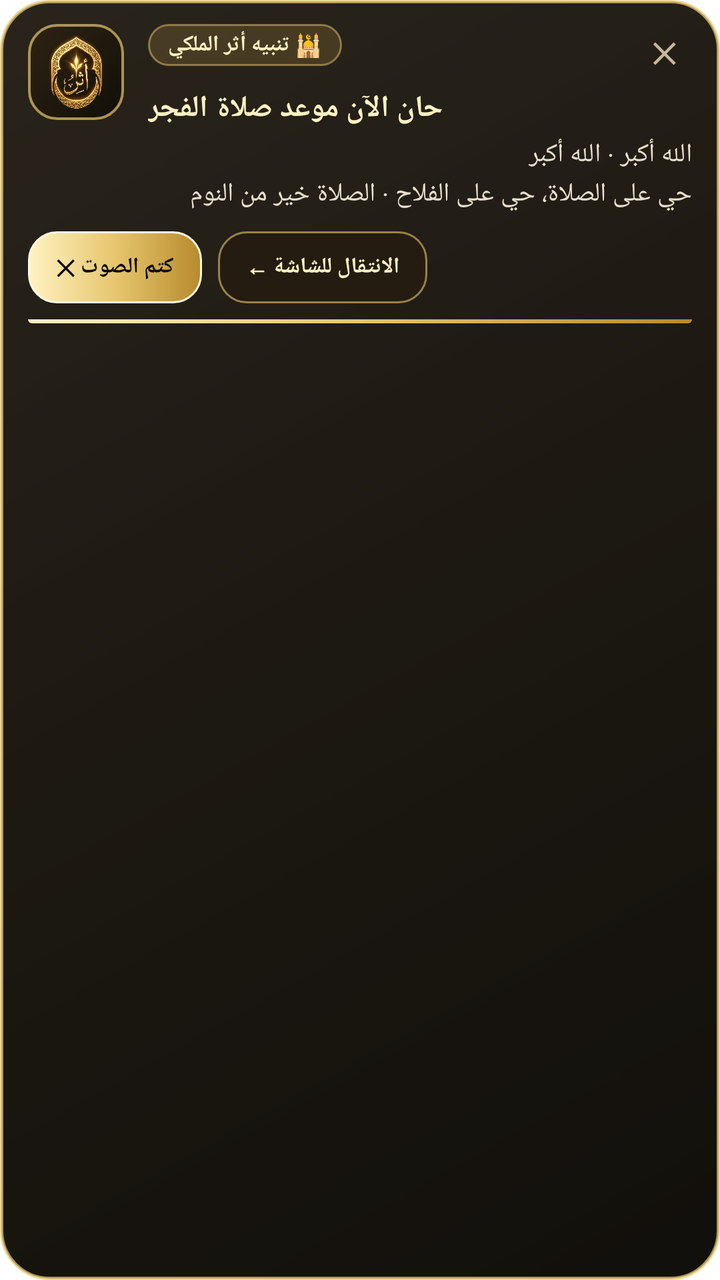
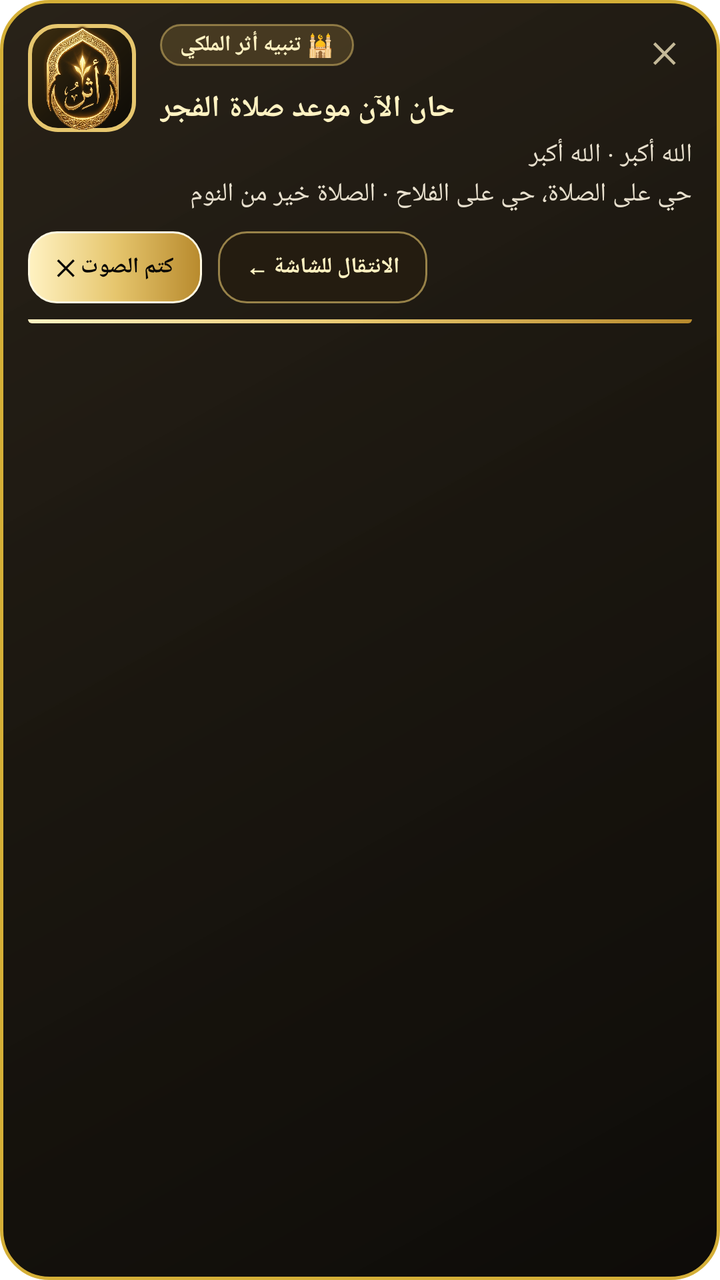

Compare the two renders of this Android layout. The source of the first and the diff that turns it into the second are given below.
<!-- AndroidManifest.xml: fallback theme Theme.MaterialComponents.DayNight.NoActionBar -->
<!-- res/layout/notification_royal_expanded.xml -->
<?xml version="1.0" encoding="utf-8"?>
<LinearLayout xmlns:android="http://schemas.android.com/apk/res/android"
    android:id="@+id/layoutRoyalNotifExpanded"
    android:layout_width="match_parent"
    android:layout_height="wrap_content"
    android:background="@drawable/royal_overlay_card_bg"
    android:orientation="vertical"
    android:paddingStart="14dp"
    android:paddingEnd="14dp"
    android:paddingTop="12dp"
    android:paddingBottom="10dp">

    
    <LinearLayout
        android:layout_width="match_parent"
        android:layout_height="wrap_content"
        android:orientation="horizontal"
        android:gravity="top">

        
        <FrameLayout
            android:layout_width="48dp"
            android:layout_height="48dp"
            android:background="@drawable/royal_logo_frame_bg"
            android:padding="5dp"
            android:layout_gravity="top">

            <ImageView
                android:id="@+id/ivNotifLogo"
                android:layout_width="match_parent"
                android:layout_height="match_parent"
                android:contentDescription="شعار أثر"
                android:scaleType="fitCenter"
                android:src="@drawable/icon_logo" />
        </FrameLayout>

        
        <LinearLayout
            android:layout_width="0dp"
            android:layout_height="wrap_content"
            android:layout_weight="1"
            android:layout_marginStart="12dp"
            android:orientation="vertical">

            
            <RelativeLayout
                android:layout_width="match_parent"
                android:layout_height="wrap_content">

                <TextView
                    android:id="@+id/tvNotifBadge"
                    android:layout_width="wrap_content"
                    android:layout_height="wrap_content"
                    android:layout_alignParentStart="true"
                    android:background="@drawable/royal_badge_bg"
                    android:paddingHorizontal="10dp"
                    android:paddingVertical="3dp"
                    android:text="🕌 تنبيه أثر الملكي"
                    android:textColor="#FFF2C2"
                    android:textSize="11sp"
                    android:textStyle="bold" />

                <TextView
                    android:id="@+id/btnNotifClose"
                    android:layout_width="28dp"
                    android:layout_height="28dp"
                    android:layout_alignParentEnd="true"
                    android:gravity="center"
                    android:text="✕"
                    android:textColor="#C4B998"
                    android:textSize="14sp"
                    android:textStyle="bold" />
            </RelativeLayout>

            
            <TextView
                android:id="@+id/tvNotifTitle"
                android:layout_width="wrap_content"
                android:layout_height="wrap_content"
                android:layout_marginTop="4dp"
                android:text="حان الآن موعد صلاة الفجر"
                android:textColor="#FFF2C2"
                android:textSize="15sp"
                android:textStyle="bold" />

            
            <TextView
                android:id="@+id/tvNotifBody"
                android:layout_width="match_parent"
                android:layout_height="wrap_content"
                android:layout_marginTop="4dp"
                android:lineSpacingExtra="2dp"
                android:maxLines="5"
                android:text="الله أكبر · الله أكبر\nحي على الصلاة، حي على الفلاح · الصلاة خير من النوم"
                android:textColor="#E8E0CE"
                android:textSize="13sp" />

        </LinearLayout>
    </LinearLayout>

    
    <LinearLayout
        android:layout_width="match_parent"
        android:layout_height="wrap_content"
        android:layout_marginTop="10dp"
        android:gravity="center_vertical"
        android:orientation="horizontal">

        
        <TextView
            android:id="@+id/btnNotifAudio"
            android:layout_width="wrap_content"
            android:layout_height="36dp"
            android:background="@drawable/royal_gold_btn_bg"
            android:gravity="center"
            android:paddingHorizontal="14dp"
            android:text="كتم الصوت ✕"
            android:textColor="#080705"
            android:textSize="11sp"
            android:textStyle="bold" />

        
        <TextView
            android:id="@+id/btnNotifOpen"
            android:layout_width="wrap_content"
            android:layout_height="36dp"
            android:layout_marginStart="8dp"
            android:background="@drawable/royal_dark_btn_bg"
            android:gravity="center"
            android:paddingHorizontal="14dp"
            android:text="الانتقال للشاشة ←"
            android:textColor="#FFF2C2"
            android:textSize="11sp"
            android:textStyle="bold" />
    </LinearLayout>

    
    <View
        android:id="@+id/viewNotifProgress"
        android:layout_width="match_parent"
        android:layout_height="2dp"
        android:layout_marginTop="8dp"
        android:background="@drawable/royal_gold_progress_bg" />

</LinearLayout>
<!-- resources referenced by this layout -->
<resources>
  <!-- drawable icon_logo: png bitmap (drawable, 757021 bytes) -->
  <!-- drawable royal_badge_bg (drawable) -->
  <?xml version="1.0" encoding="utf-8"?>
  <shape xmlns:android="http://schemas.android.com/apk/res/android"
      android:shape="rectangle">
      <solid android:color="#33C8A24A" />
      <corners android:radius="10dp" />
      <stroke
          android:width="1dp"
          android:color="#80E6C66E" />
  </shape>
  <!-- drawable royal_dark_btn_bg (drawable) -->
  <?xml version="1.0" encoding="utf-8"?>
  <ripple xmlns:android="http://schemas.android.com/apk/res/android"
      android:color="#30E6C66E">
      <item>
          <shape android:shape="rectangle">
              <solid android:color="#241C10" />
              <corners android:radius="14dp" />
              <stroke
                  android:width="1dp"
                  android:color="#99E6C66E" />
          </shape>
      </item>
  </ripple>
  <!-- drawable royal_gold_btn_bg (drawable) -->
  <?xml version="1.0" encoding="utf-8"?>
  <ripple xmlns:android="http://schemas.android.com/apk/res/android"
      android:color="#40FFFFFF">
      <item>
          <shape android:shape="rectangle">
              <gradient
                  android:angle="0"
                  android:startColor="#FFF2C2"
                  android:centerColor="#E6C66E"
                  android:endColor="#B88A2D"
                  android:type="linear" />
              <corners android:radius="14dp" />
              <stroke
                  android:width="1dp"
                  android:color="#FFF9E2" />
          </shape>
      </item>
  </ripple>
  <!-- drawable royal_gold_progress_bg (drawable) -->
  <?xml version="1.0" encoding="utf-8"?>
  <shape xmlns:android="http://schemas.android.com/apk/res/android"
      android:shape="rectangle">
      <gradient
          android:angle="0"
          android:startColor="#FFF2C2"
          android:centerColor="#E6C66E"
          android:endColor="#B88A2D"
          android:type="linear" />
      <corners
          android:bottomLeftRadius="24dp"
          android:bottomRightRadius="24dp" />
  </shape>
  <!-- drawable royal_logo_frame_bg (drawable) -->
  <?xml version="1.0" encoding="utf-8"?>
  <shape xmlns:android="http://schemas.android.com/apk/res/android"
      android:shape="rectangle">
      <gradient
          android:angle="315"
          android:startColor="#2D2313"
          android:endColor="#120F08"
          android:type="linear" />
      <corners android:radius="14dp" />
      <stroke
          android:width="1.2dp"
          android:color="#B3E6C66E" />
  </shape>
  <!-- drawable royal_overlay_card_bg (drawable) -->
  <?xml version="1.0" encoding="utf-8"?>
  <shape xmlns:android="http://schemas.android.com/apk/res/android"
      android:shape="rectangle">
      <gradient
          android:angle="315"
          android:startColor="#F01C160D"
          android:centerColor="#F5130F08"
          android:endColor="#F80B0905"
          android:type="linear" />
      <corners android:radius="24dp" />
      <stroke
          android:width="1.5dp"
          android:color="#B8E6C66E" />
  </shape>
</resources>

<!-- the commit's change to res/layout/notification_royal_expanded.xml (unified diff, before → after) -->
@@ -19,10 +19,10 @@
 
         
         <FrameLayout
-            android:layout_width="48dp"
-            android:layout_height="48dp"
+            android:layout_width="54dp"
+            android:layout_height="54dp"
             android:background="@drawable/royal_logo_frame_bg"
-            android:padding="5dp"
+            android:padding="0dp"
             android:layout_gravity="top">
 
             <ImageView
@@ -90,7 +90,7 @@
                 android:layout_height="wrap_content"
                 android:layout_marginTop="4dp"
                 android:lineSpacingExtra="2dp"
-                android:maxLines="5"
+                android:maxLines="6"
                 android:text="الله أكبر · الله أكبر\nحي على الصلاة، حي على الفلاح · الصلاة خير من النوم"
                 android:textColor="#E8E0CE"
                 android:textSize="13sp" />
<!-- resource entries referenced after the edit -->
@@ -64,13 +64,14 @@
       android:shape="rectangle">
       <gradient
           android:angle="315"
-          android:startColor="#2D2313"
-          android:endColor="#120F08"
+          android:startColor="#3E2E10"
+          android:centerColor="#1F180B"
+          android:endColor="#0D0B07"
           android:type="linear" />
       <corners android:radius="14dp" />
       <stroke
-          android:width="1.2dp"
-          android:color="#B3E6C66E" />
+          android:width="2dp"
+          android:color="#E6C66E" />
   </shape>
   <!-- drawable royal_overlay_card_bg (drawable) -->
   <?xml version="1.0" encoding="utf-8"?>
@@ -78,14 +79,14 @@
       android:shape="rectangle">
       <gradient
           android:angle="315"
-          android:startColor="#F01C160D"
-          android:centerColor="#F5130F08"
-          android:endColor="#F80B0905"
+          android:startColor="#F41F180E"
+          android:centerColor="#F8130F08"
+          android:endColor="#FA090704"
           android:type="linear" />
       <corners android:radius="24dp" />
       <stroke
-          android:width="1.5dp"
-          android:color="#B8E6C66E" />
+          android:width="1.8dp"
+          android:color="#D4AF37" />
   </shape>
 </resources>
 
